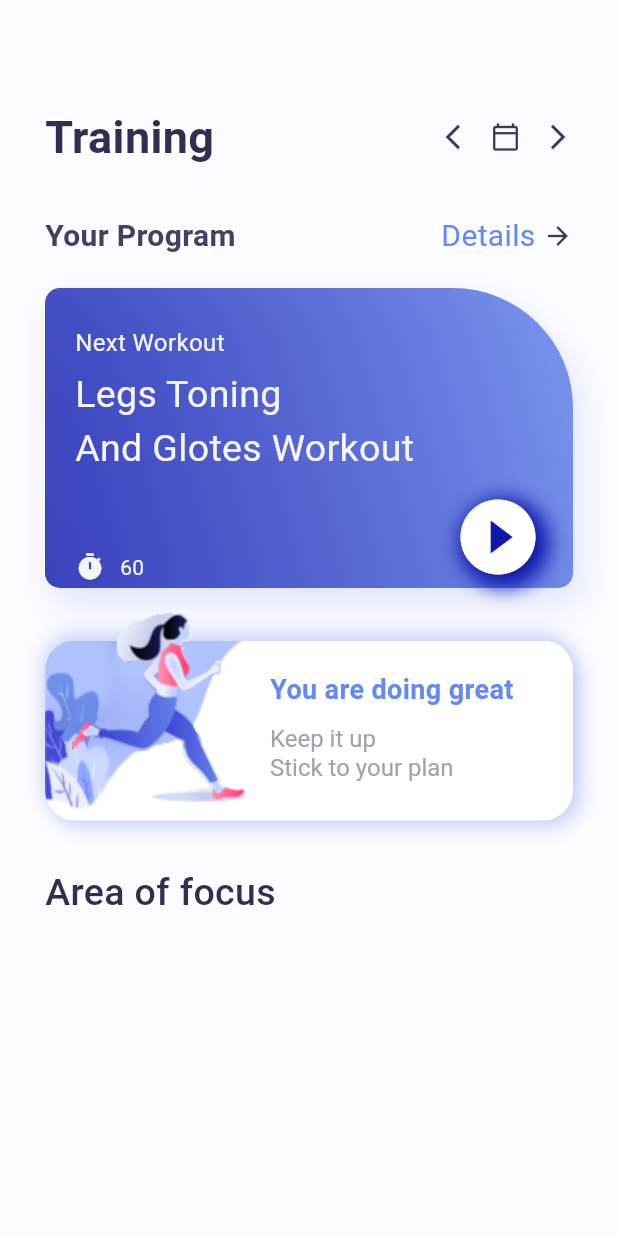
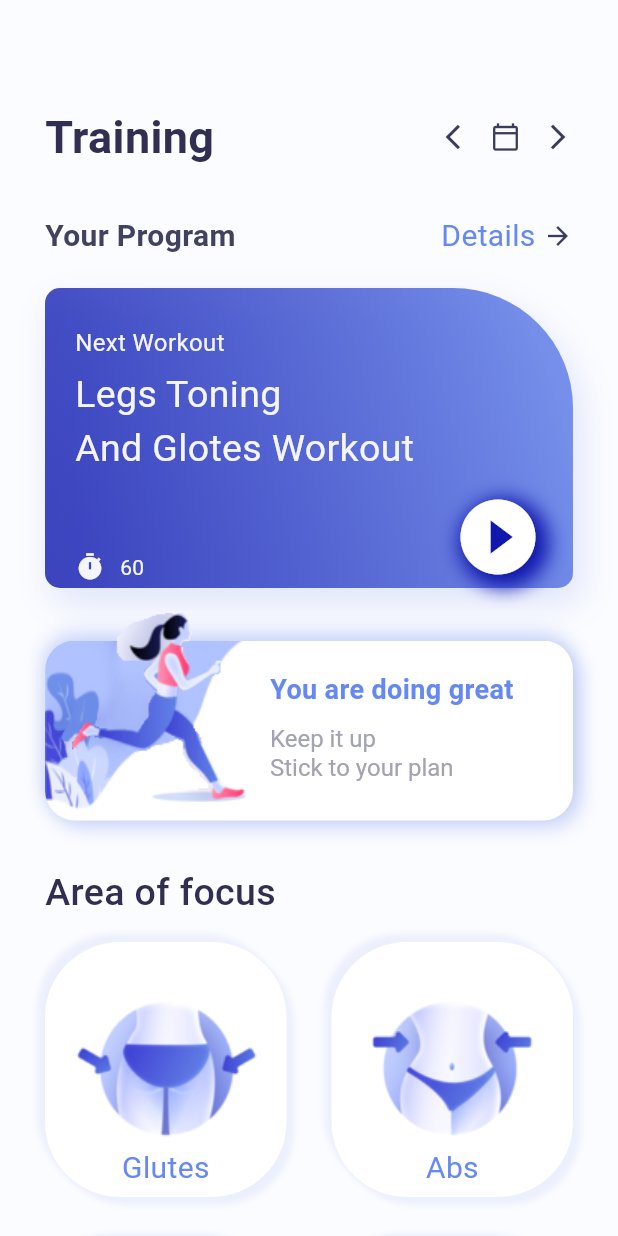
Before and after one commit to suvankar-das/fluttter_video_player, a Flutter app: the screen it shows after launch, on a phone screen of 412 x 824 dp. Run offline on Flutter 3.47's test engine with Material 3 defaults, Android fonts, the light colour scheme and no system bars.

Commit message:
make column done

```diff
--- a/lib/home_page.dart
+++ b/lib/home_page.dart
@@ -1,5 +1,4 @@
 import 'dart:convert';
-
 import 'package:flutter/material.dart';
 import 'colors.dart' as CustomColor;
 
@@ -11,24 +10,27 @@ class HomePage extends StatefulWidget {
 }
 
 class _HomePageState extends State<HomePage> {
-  List info = [];
-  _initData() {
-    //load json into memory
-    DefaultAssetBundle.of(context)
-        .loadString('json/info.json')
-        .then((value) => {
-              // decode the json
-              info = json.decode(value)
-            });
+  List<dynamic> info = []; // Specify the type of the list
+
+  // Load JSON data asynchronously
+  Future<void> _initData() async {
+    try {
+      String data =
+          await DefaultAssetBundle.of(context).loadString('json/info.json');
+      setState(() {
+        info = json.decode(data);
+      });
+      print(info
+          .length); // Move print statement here to ensure it runs after data is loaded
+    } catch (error) {
+      print('Error loading JSON data: $error');
+    }
   }
 
-  // read json for each tiles
   @override
   void initState() {
     super.initState();
-
-    // private function
-    _initData();
+    _initData(); // Load data when the widget initializes
   }
 
   @override
@@ -339,21 +341,35 @@ class _HomePageState extends State<HomePage> {
             // cards inside grid section
 
             Expanded(
+                child: OverflowBox(
+              maxWidth: MediaQuery.of(context).size.width,
+
+              // if You dont wrap it then it will be overflow and thus show error , that's why I wrapped it into OverflowBox
+              child: MediaQuery.removePadding(
+                removeTop: true,
+                context: context,
                 child: ListView.builder(
-                    itemCount: info.length,
+                    itemCount: info.length.toDouble() ~/ 2,
                     itemBuilder: (_, i) {
+                      int leftCardIndex = i * 2;
+                      int rightCardIndex = i * 2 + 1;
                       return Row(
                         children: [
                           // each tile is a container
                           Container(
                             height: 170,
-                            width: 200,
+                            width:
+                                (MediaQuery.of(context).size.width - 30 * 3) /
+                                    2,
+                            margin:
+                                EdgeInsets.only(left: 30, bottom: 15, top: 15),
                             padding: EdgeInsets.only(bottom: 5),
                             decoration: BoxDecoration(
                                 color: Colors.white,
                                 borderRadius: BorderRadius.circular(50),
                                 image: DecorationImage(
-                                    image: AssetImage(info[i]['img'])),
+                                    image:
+                                        AssetImage(info[leftCardIndex]['img'])),
                                 boxShadow: [
                                   BoxShadow(
                                     blurRadius: 3,
@@ -375,7 +391,7 @@ class _HomePageState extends State<HomePage> {
                               child: Align(
                                 alignment: Alignment.bottomCenter,
                                 child: Text(
-                                  info[i]['title'],
+                                  info[leftCardIndex]['title'],
                                   style: TextStyle(
                                       fontSize: 20,
                                       color:
@@ -383,10 +399,57 @@ class _HomePageState extends State<HomePage> {
                                 ),
                               ),
                             ),
-                          )
+                          ),
+
+                          Container(
+                            height: 170,
+                            width:
+                                (MediaQuery.of(context).size.width - 30 * 3) /
+                                    2,
+                            margin:
+                                EdgeInsets.only(left: 30, bottom: 15, top: 15),
+                            padding: EdgeInsets.only(bottom: 5),
+                            decoration: BoxDecoration(
+                                color: Colors.white,
+                                borderRadius: BorderRadius.circular(50),
+                                image: DecorationImage(
+                                    image: AssetImage(
+                                        info[rightCardIndex]['img'])),
+                                boxShadow: [
+                                  BoxShadow(
+                                    blurRadius: 3,
+                                    offset: Offset(5, 5),
+                                    color: CustomColor.AppColor.gradientSecond
+                                        .withOpacity(0.1),
+                                  ),
+                                  BoxShadow(
+                                    blurRadius: 3,
+                                    offset: Offset(-5, -5),
+                                    color: CustomColor.AppColor.gradientSecond
+                                        .withOpacity(0.1),
+                                  )
+                                ]),
+
+                            // text inside the box
+
+                            child: Center(
+                              child: Align(
+                                alignment: Alignment.bottomCenter,
+                                child: Text(
+                                  info[rightCardIndex]['title'],
+                                  style: TextStyle(
+                                      fontSize: 20,
+                                      color:
+                                          CustomColor.AppColor.homePageDetail),
+                                ),
+                              ),
+                            ),
+                          ),
                         ],
                       );
-                    }))
+                    }),
+              ),
+            ))
           ],
         ),
       ),
```
Also changed, not shown: json/info.json (+10 -6 lines), assets/ex5.png (added), assets/ex6.png (added), assets/ex7.png (added).
